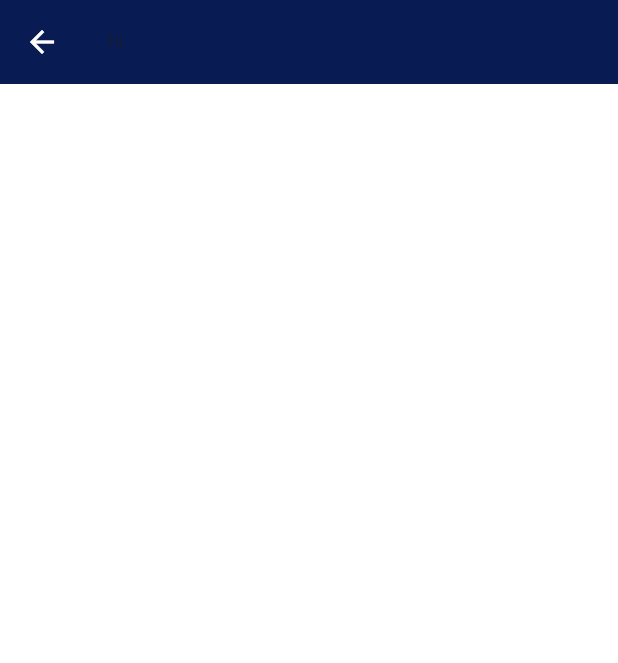
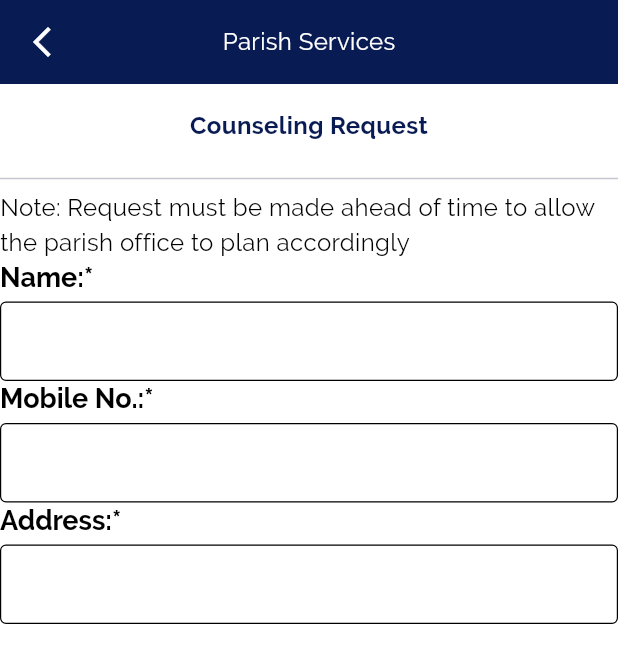
Before and after one commit to mriakshmruy/Sampiro, a Flutter app: the CounselingView screen opened directly, on a phone screen of 412 x 824 dp. Shown: the top 663 px of the screen. Run offline on Flutter 3.47's test engine with Material 3 defaults, Android fonts, the phone set to English and light mode, and no system bars; drawn by our look-alikes of auto_size_text; our stand-ins replace auto_route, bloc, cloud_firestore, firebase_core, flutter_bloc, flutter_multi_formatter and 8 more; accounts and stored records are empty; generated files the repository leaves out were written again.

Commit message:
counseling

```diff
--- a/lib/core/widgets/sampiro_drop_down.dart
+++ b/lib/core/widgets/sampiro_drop_down.dart
@@ -81,7 +81,7 @@ class SampiroDropDown<T> extends StatelessWidget {
               borderSide: BorderSide(color: theme.colorScheme.shadow),
             ),
           ),
-          value: initialValue,
+          initialValue: initialValue,
           items: dropDownMenuItem,
           onChanged: readOnly ? null : onChanged,
         ),
--- a/lib/features/services/presentation/widgets/baptismal_certificate_view.dart
+++ b/lib/features/services/presentation/widgets/baptismal_certificate_view.dart
@@ -57,13 +57,11 @@ class BaptismalCertificateView extends StatelessWidget {
                   style: theme.textTheme.bodyMedium?.copyWith(color: theme.colorScheme.surface),
                 ),
                 centerTitle: true,
-                leading: AppBar(
-                  leading: IconButton(
-                    icon: const Icon(Icons.arrow_back_ios_outlined),
-                    onPressed: () {
-                      context.router.push(const ServicesRoute());
-                    },
-                  ),
+                leading: IconButton(
+                  icon: const Icon(Icons.arrow_back_ios_outlined),
+                  onPressed: () {
+                    context.router.push(const ServicesRoute());
+                  },
                 ),
               ),
               body: ListView(
--- a/lib/features/services/presentation/widgets/counseling_view.dart
+++ b/lib/features/services/presentation/widgets/counseling_view.dart
@@ -1,13 +1,61 @@
+import 'package:auto_route/auto_route.dart';
 import 'package:flutter/material.dart';
+import 'package:flutter/services.dart';
+import 'package:sampiro/core/routes/app_router.dart';
+import 'package:sampiro/core/widgets/sampiro_text_field.dart';
+import 'package:sampiro/l10n/l10n.dart';
 
 class CounselingView extends StatelessWidget {
   const CounselingView({super.key});
 
   @override
   Widget build(BuildContext context) {
+    final l10n = context.l10n;
+    final theme = Theme.of(context);
     return Scaffold(
       appBar: AppBar(
-        title: const Text('hi'),
+        title: Text(
+          l10n.parishServices,
+          style: theme.textTheme.bodyMedium?.copyWith(color: theme.colorScheme.surface),
+        ),
+        centerTitle: true,
+        leading: IconButton(
+          onPressed: () {
+            context.router.push(const ServicesRoute());
+          },
+          icon: const Icon(Icons.arrow_back_ios_new_outlined),
+        ),
+      ),
+      body: ListView(
+        children: [
+          Padding(
+            padding: const EdgeInsets.symmetric(vertical: 16, horizontal: 8),
+            child: Text(
+              l10n.counselingRequest,
+              style: theme.textTheme.bodyMedium?.copyWith(
+                color: theme.colorScheme.primary,
+                fontWeight: FontWeight.bold,
+              ),
+              textAlign: TextAlign.center,
+            ),
+          ),
+          const Divider(),
+          Text(l10n.topC),
+
+          SampiroTextField(
+            label: l10n.name1,
+            textCapitalization: TextCapitalization.words,
+          ),
+
+          SampiroTextField(
+            label: l10n.mobileNo,
+            keyboardType: TextInputType.number,
+            inputFormatters: [FilteringTextInputFormatter.digitsOnly, LengthLimitingTextInputFormatter(11)],
+          ),
+          SampiroTextField(
+            label: l10n.address,
+          ),
+        ],
       ),
     );
   }
--- a/lib/l10n/arb/app_en.arb
+++ b/lib/l10n/arb/app_en.arb
@@ -35,6 +35,13 @@
   "mmddyyyy": "mm/dd/yyyy",
   "submit": "Submit",
   "counseling": "Counseling",
+  "counselingRequest": "Counseling Request",
+  "address": "Address:*",
+  "typeOfCounseling": "Type of Counseling:*",
+  "preferredCounselingDate": "Preferred Counseling Date:*",
+  "preferredCounselingTime": "Preferred Counseling Time:*",
+  "topC": "Note: Request must be made ahead of time to allow the parish office to plan accordingly",
   "menu": "Menu"
 
+
 }
--- a/lib/l10n/gen/app_localizations.dart
+++ b/lib/l10n/gen/app_localizations.dart
@@ -305,6 +305,42 @@ abstract class AppLocalizations {
   /// **'Counseling'**
   String get counseling;
 
+  /// No description provided for @counselingRequest.
+  ///
+  /// In en, this message translates to:
+  /// **'Counseling Request'**
+  String get counselingRequest;
+
+  /// No description provided for @address.
+  ///
+  /// In en, this message translates to:
+  /// **'Address:*'**
+  String get address;
+
+  /// No description provided for @typeOfCounseling.
+  ///
+  /// In en, this message translates to:
+  /// **'Type of Counseling:*'**
+  String get typeOfCounseling;
+
+  /// No description provided for @preferredCounselingDate.
+  ///
+  /// In en, this message translates to:
+  /// **'Preferred Counseling Date:*'**
+  String get preferredCounselingDate;
+
+  /// No description provided for @preferredCounselingTime.
+  ///
+  /// In en, this message translates to:
+  /// **'Preferred Counseling Time:*'**
+  String get preferredCounselingTime;
+
+  /// No description provided for @topC.
+  ///
+  /// In en, this message translates to:
+  /// **'Note: Request must be made ahead of time to allow the parish office to plan accordingly'**
+  String get topC;
+
   /// No description provided for @menu.
   ///
   /// In en, this message translates to:
--- a/lib/l10n/gen/app_localizations_en.dart
+++ b/lib/l10n/gen/app_localizations_en.dart
@@ -117,5 +117,23 @@ class AppLocalizationsEn extends AppLocalizations {
   String get counseling => 'Counseling';
 
   @override
+  String get counselingRequest => 'Counseling Request';
+
+  @override
+  String get address => 'Address:*';
+
+  @override
+  String get typeOfCounseling => 'Type of Counseling:*';
+
+  @override
+  String get preferredCounselingDate => 'Preferred Counseling Date:*';
+
+  @override
+  String get preferredCounselingTime => 'Preferred Counseling Time:*';
+
+  @override
+  String get topC => 'Note: Request must be made ahead of time to allow the parish office to plan accordingly';
+
+  @override
   String get menu => 'Menu';
 }
```
Also changed, not shown: 2 other files.
